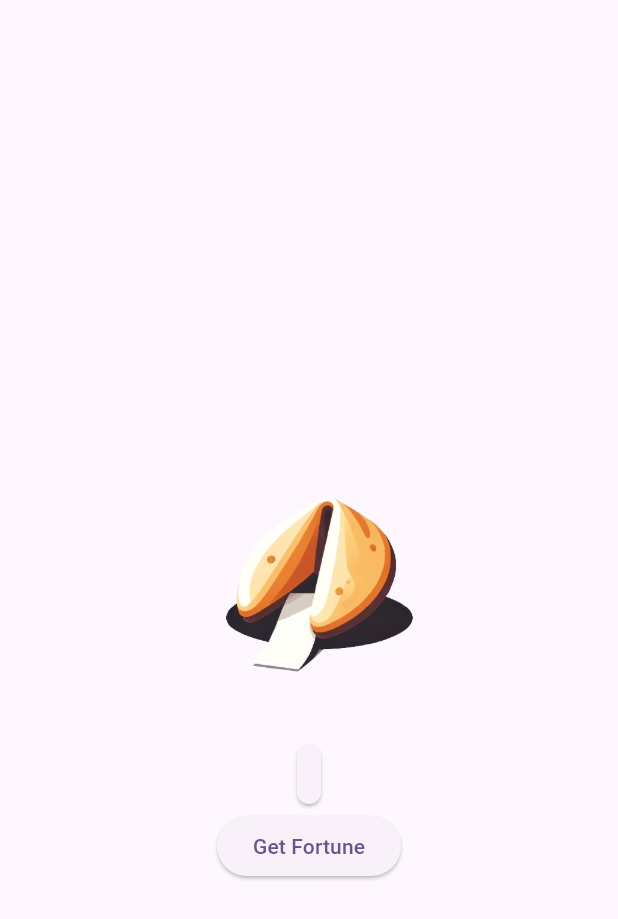
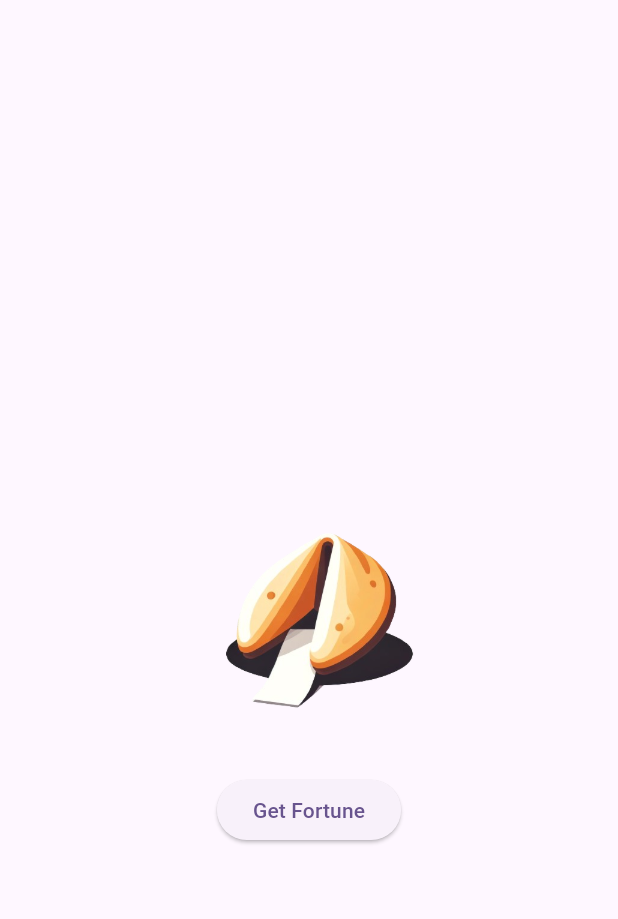
Before and after one commit to andredippenaar/flutter_fortune_cookie, a Flutter app: the screen it shows after launch, on a phone screen of 412 x 824 dp. Shown: the top 919 px of the screen. Run offline on Flutter 3.47's test engine with Material 3 defaults, Android fonts, the phone set to English and light mode, and no system bars.

Commit message:
Optimised code and hid Card when string is empty

```diff
--- a/lib/main.dart
+++ b/lib/main.dart
@@ -18,13 +18,13 @@ class MyApp extends StatelessWidget {
         colorScheme: ColorScheme.fromSeed(seedColor: Colors.deepPurple),
         useMaterial3: true,
       ),
-      home: MyHomePage(),
+      home: const MyHomePage(),
     );
   }
 }
 
 class MyHomePage extends StatefulWidget {
-  MyHomePage({super.key});
+  const MyHomePage({super.key});
 
   // String _currentFortune = "";
 
@@ -70,18 +70,21 @@ class _MyHomePageState extends State<MyHomePage> {
               height: 200,
               fit: BoxFit.cover,
             ),
-            Card(
-              child: Padding(
-                padding: const EdgeInsets.all(8.0),
-                child: Text(
-                  '${_currentFortune}',
-                  style: Theme.of(context).textTheme.titleMedium,
+            Visibility(
+              visible: _currentFortune.isNotEmpty,
+              child: Card(
+                child: Padding(
+                  padding: const EdgeInsets.all(8.0),
+                  child: Text(
+                    _currentFortune,
+                    style: Theme.of(context).textTheme.titleMedium,
+                  ),
                 ),
               ),
             ),
             ElevatedButton(
               onPressed: _randomFortune,
-              child: Text('Get Fortune'),
+              child: const Text('Get Fortune'),
             )
           ],
         ),
```
